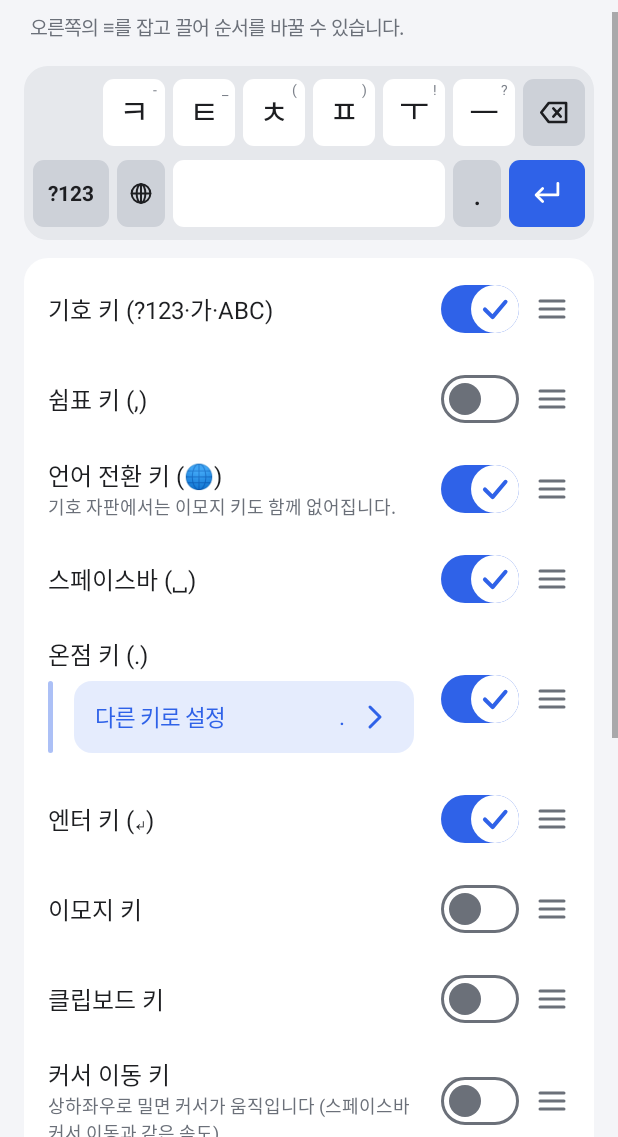
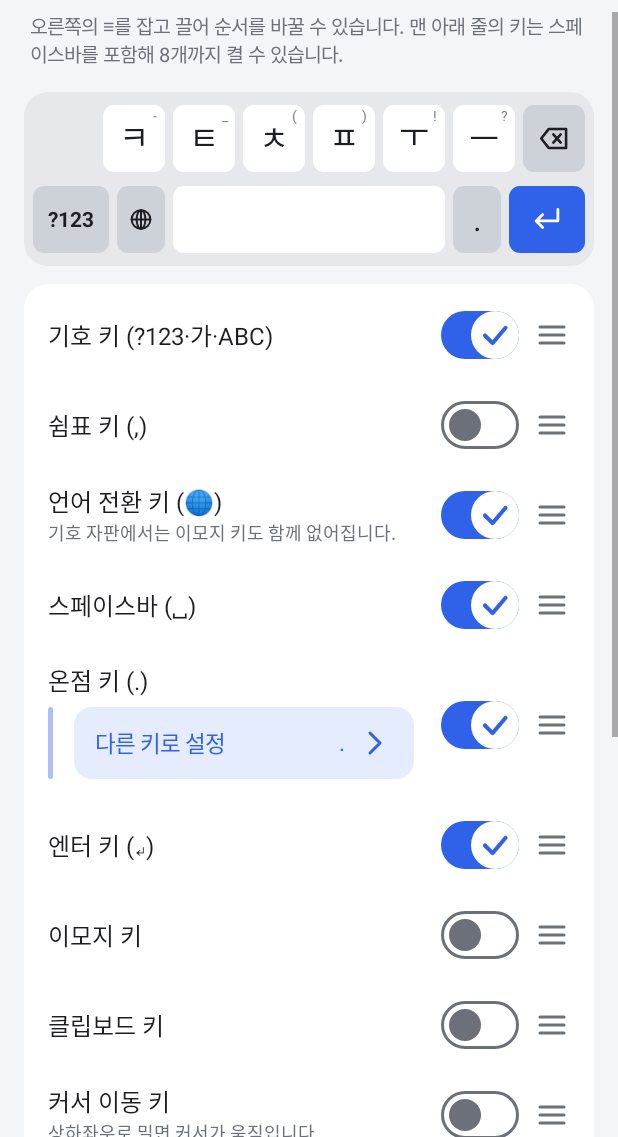
Before and after one commit to TechTree-Alt/NewSwipe, an Android app: the BottomKeysEditorActivity screen opened directly, with no data from a screen before it, on a phone screen of 412 x 824 dp, the part 99-1236 px from its top. Run offline under Robolectric (Android 15) with nearby library versions, the phone set to English and light mode, and no system bars.

Commit message:
Cap the bottom row at 8 keys and shorten the cursor key hint
- 기능키 순서·유무 사용자화 allows at most 8 keys on, space bar
  included. Shift and ⌫ aren't counted. Turning on a ninth key shows a
  toast and switches it back off. The screen's note states the limit.
- The layout places only the first 8 keys that are on, in order, so
  imported settings can't exceed the limit.
- The cursor key hint now reads '상하좌우로 밀면 커서가 움직입니다.'

Co-Authored-By: Claude Opus 5.5 <noreply@anthropic.com>
Claude-Session: https://claude.ai/code/session_01AwdWyMRa7eHdDYJG9D9RRd

```diff
--- a/app/src/main/assets/guide/usage.txt
+++ b/app/src/main/assets/guide/usage.txt
@@ -67,7 +67,7 @@ NewSwipe는 '단모음 자판'을 바탕으로 한 한글 키보드입니다.
 · 이모지 창을 열면 (설정의 '도구 막대, 클립보드, 이모지 > 이모지 추천'을 켜 두었을 때) 커서 앞에 쓴 글(마지막 12단어)에 맞는 이모지가 최근 탭 맨 위 한 줄에 추천됩니다 (예: '축하합니다!' → 🥳 👏). 추천 줄은 짙은 배경으로 감싸 그 아래의 고정·최근 이모지와 구분되며, 맞는 이모지가 없으면 추천 줄은 나타나지 않습니다. 비밀번호 입력란에서는 글을 읽지 않습니다.
 · 🌐︎를 누르면 한글과 영어 자판을 오갑니다 (실험실에서 일본어·중국어 자판을 켰으면 한글 → 영어 → 일본어 → 중국어 차례). 길게 누르면 다른 키보드를 고를 수 있습니다. '밀어서 기능 > 기능키'에서 '🌐︎을 위로 밀어 언어 고르기'를 켜면 🌐︎을 위로 밀었을 때 켜 둔 언어가 세로로 늘어선 말풍선이 올라옵니다. 손을 떼지 않은 채 위아래로 옮겨 고르고 떼면 바뀝니다. 언어의 차례(위에서 아래)는 그 아래 '언어 순서 사용자화'에서 정합니다.
 · '자판 레이아웃 > 기능키 순서·유무 사용자화'에서 Shift 키를 끄고 'Shift 키 대신 Fn 키 사용'을 켜면, 한글 자판의 Shift 자리에 Fn 키가 생깁니다. 탭·길게 누르기·위·아래·왼쪽·오른쪽으로 밀 때 할 일은 그 아래 'Fn 키 사용자화'에서 정합니다 (처음에는 탭하면 클립보드가 열립니다).
-· '기능키 순서·유무 사용자화'에서 맨 아래 줄에 이모지 키, 클립보드 키, 커서 이동 키, 음성 입력 키를 더할 수 있습니다 (처음에는 꺼져 있습니다). 커서 이동 키는 누른 채 상하좌우로 밀면 스페이스바를 밀 때처럼 커서가 움직입니다 (좌우는 글자, 위아래는 줄 단위). '기능키 밀어서 기능 완전 사용자화'를 켜면 '기능키 밀어서 기능 편집'에서 켠 키의 상하좌우 기능도 정할 수 있습니다 (끈 키는 보이지 않습니다).
+· '기능키 순서·유무 사용자화'에서 맨 아래 줄에 이모지 키, 클립보드 키, 커서 이동 키, 음성 입력 키를 더할 수 있습니다 (처음에는 꺼져 있습니다). 맨 아래 줄의 키는 스페이스바를 포함해 8개까지 켤 수 있습니다 (Shift 키·⌫는 세지 않습니다). 커서 이동 키는 누른 채 상하좌우로 밀면 스페이스바를 밀 때처럼 커서가 움직입니다 (좌우는 글자, 위아래는 줄 단위). '기능키 밀어서 기능 완전 사용자화'를 켜면 '기능키 밀어서 기능 편집'에서 켠 키의 상하좌우 기능도 정할 수 있습니다 (끈 키는 보이지 않습니다).
 · 숫자 입력란(전화번호·숫자·날짜)에서는 3×4 숫자 패드가 뜹니다. 숫자 패드 왼쪽 줄의 ?!@는 기호 자판을, 가·ABC는 글자 자판을 열고, 쉼표·온점도 칠 수 있습니다. '자판 레이아웃 > 기능키'에서 '기호 자판 대신 숫자 패드 사용'을 켜면 기호 키(?123)를 눌렀을 때도 기호 자판 대신 이 숫자 패드가 열립니다.
 · 같은 화면에서 쉼표 키와 온점 키를 켜 두면 '다른 키로 설정'이 나타납니다. ?·!·… 같은 다른 한 글자를 정하면 그 글자를 입력하는 키로 바뀌고, 길게 누르기·밀기 설정은 그대로 이어집니다.
 
--- a/app/src/main/java/com/alternative_studios/newswipe/BottomKeysEditorActivity.java
+++ b/app/src/main/java/com/alternative_studios/newswipe/BottomKeysEditorActivity.java
@@ -78,7 +78,8 @@ public final class BottomKeysEditorActivity extends Activity {
 
     private void render() {
         list.removeAllViews();
-        TextView note = text("오른쪽의 ≡를 잡고 끌어 순서를 바꿀 수 있습니다.", 13, hintColor);
+        TextView note = text("오른쪽의 ≡를 잡고 끌어 순서를 바꿀 수 있습니다. 맨 아래 줄의 키는 스페이스바를 포함해 "
+                + BottomKeys.MAX_SHOWN + "개까지 켤 수 있습니다.", 13, hintColor);
         note.setPadding(Ui.dp(this, 4), 0, 0, Ui.dp(this, 4));
         list.addView(note);
 
@@ -376,6 +377,13 @@ public final class BottomKeysEditorActivity extends Activity {
                 sw.post(sw::toggle);
                 return;
             }
+            if (checked && !prefs.bottomKeyShown(id) && shownCount() >= BottomKeys.MAX_SHOWN) {
+                // 맨 아래 줄에는 스페이스바를 포함해 MAX_SHOWN개까지만 켤 수 있다 (Shift 키·⌫는 세지 않는다).
+                Toast.makeText(this, "기능키는 스페이스바를 포함해 " + BottomKeys.MAX_SHOWN + "개까지 켤 수 있습니다",
+                        Toast.LENGTH_SHORT).show();
+                sw.post(sw::toggle);
+                return;
+            }
             prefs.setBottomKeyShown(id, checked);
             if (group != null) Ui.setVisibleAnimated(group, checked);
             updatePreview();
--- a/app/src/main/java/com/alternative_studios/newswipe/keyboard/BottomKeys.java
+++ b/app/src/main/java/com/alternative_studios/newswipe/keyboard/BottomKeys.java
@@ -13,6 +13,8 @@ public final class BottomKeys {
             PERIOD = "period", ENTER = "enter";
     /** 더할 수 있는 키 (처음에는 꺼져 있다). */
     public static final String EMOJI = "emoji", CLIPBOARD = "clipboard", CURSOR = "cursor", VOICE = "voice";
+    /** 맨 아래 줄에 한꺼번에 켤 수 있는 키의 수 (스페이스바 포함, Shift·⌫ 제외). */
+    public static final int MAX_SHOWN = 8;
     /** 기본 순서. 더할 수 있는 키는 뒤에 온다 (예전에 저장한 순서에도 뒤에 붙는다). */
     public static final String[] DEFAULT_ORDER = {MODE, COMMA, GLOBE, SPACE, PERIOD, ENTER, EMOJI, CLIPBOARD, CURSOR, VOICE};
 
@@ -40,7 +42,7 @@ public final class BottomKeys {
     public static String hint(String id) {
         switch (id) {
             case GLOBE: return "기호 자판에서는 이모지 키도 함께 없어집니다.";
-            case CURSOR: return "상하좌우로 밀면 커서가 움직입니다 (스페이스바 커서 이동과 같은 속도).";
+            case CURSOR: return "상하좌우로 밀면 커서가 움직입니다.";
             default: return null;
         }
     }
--- a/app/src/main/java/com/alternative_studios/newswipe/keyboard/KeyboardLayout.java
+++ b/app/src/main/java/com/alternative_studios/newswipe/keyboard/KeyboardLayout.java
@@ -1040,10 +1040,12 @@ public final class KeyboardLayout {
         boolean grid = prefs != null && prefs.gridLayout();
         float wideW = grid ? gridKey(prefs) : 1.5f, narrowW = grid ? gridKey(prefs) : 1f;
         String[] order = prefs == null ? BottomKeys.DEFAULT_ORDER : prefs.bottomKeyOrder();
-        int spaceAt = -1;
+        int spaceAt = -1, placed = 0;
         for (String id : order) {
             boolean shown = prefs == null ? BottomKeys.shownByDefault(id) : prefs.bottomKeyShown(id);
             if (!shown) continue;
+            // 켤 수 있는 키는 MAX_SHOWN개까지다 (가져온 설정 등으로 더 켜져 있으면 순서상 앞의 키만 놓는다).
+            if (placed++ >= BottomKeys.MAX_SHOWN) continue;
             Key k;
             switch (id) {
                 case BottomKeys.MODE:
```
Also changed, not shown: 1 other file.
